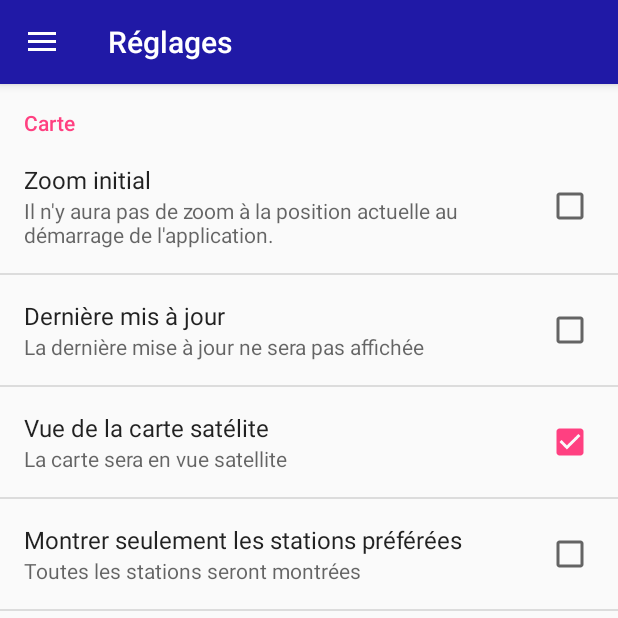
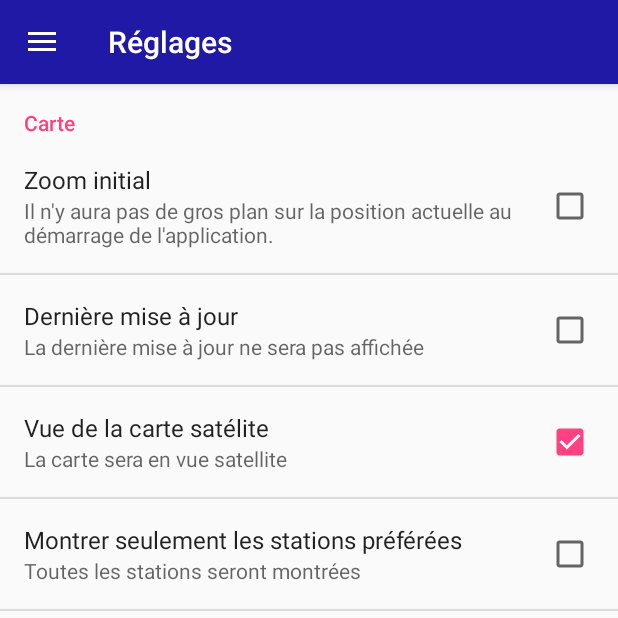
Before and after one commit to systemallica/Velib, an Android app: the fragment SettingsFragment placed in its activity, in the side drawer, after a tap on "Enlever les publicités", on a phone screen of 412 x 824 dp, the top half of it. Run offline under Robolectric (Android 15) with nearby library versions, the phone set to English and light mode, and no system bars; our stand-ins replace AdMob, ButterKnife; libraries missing offline, so code that uses them is left out: com.example.android, com.google.maps.android, com.spark.submitbutton; 2 statements that could not run were skipped.

Commit message:
Text fixes.

```diff
--- a/app/src/main/res/values/strings.xml
+++ b/app/src/main/res/values/strings.xml
@@ -40,7 +40,7 @@
     <string name="version">Version</string>
     <string name="ad_restore_hint">Oh&#8230; :( Si un jour tu changes d\'avis, il suffit de clicker sur le bouton à nouveau! </string>
     <string name="ad_restore">Rétablir les publicités</string>
-    <string name="ad_remove_hint">Ce bouton enlevera les publicités pour toujours, mais, si tu aimes mon application, laisse-lez activées s\'il te plaît, ils m\'aident à continuer à travailler sur elle.</string>
+    <string name="ad_remove_hint">Ce bouton enlevera les publicités pour toujours, mais, si tu aimes mon application, laisse-lez activées s\'il te plaît, elles m\'aident à continuer à travailler sur elle.</string>
     <string name="descStar">Icône étoile</string>
     <string name="load_lanes">Chargement des voies cyclables&#8230;</string>
     <string name="load_stations">Chargement des stations&#8230;</string>
@@ -49,8 +49,8 @@
     <string name="initialZoom">Zoom initial</string>
     <string name="no_internet">Il n\'y a pas de connection internet.</string>
     <string name="no_internet_message">L\'application ne fonctionnera pas sans internet. Connecte-toi et redémarrela.</string>
-    <string name="pref_initialZoom_summary_off">Il n\'y aura pas de zoom à la position actuelle au démarrage de l\'application.</string>
-    <string name="pref_initialZoom_summary_on">Au démarrage de l\'application, il y aura un zoom à la position actuelle.</string>
+    <string name="pref_initialZoom_summary_off">Il n\'y aura pas de gros plan sur la position actuelle au démarrage de l\'application.</string>
+    <string name="pref_initialZoom_summary_on">Au démarrage de l\'application, il y aura un gros plan sur la position actuelle.</string>
     <string name="update_available">Mise à jour disponible</string>
     <string name="update_message">Veux-tu mettre à jour l\'application?</string>
     <string name="update_never">Jamais</string>
@@ -82,7 +82,7 @@
     <string name="donator_thanks">Merci pour ta donation. Profite de l\'appli sans pubs et en sachant que tu m\'as aidé!</string>
     <string name="purchase_failed">Oh, quelque chose n\'a pas marché pendant l\'achat! :(</string>
     <string name="purchase_success">Merci beaucoup pour ta donation! :D</string>
-    <string name="license">Licence OK</string>
+    <string name="license">Licence ok</string>
     <string name="bikeLanes">Pistes cyclables par défaut</string>
     <string name="pref_bikeLanes_summary_off">Les pistes cyclables ne seront pas montreés par défaut</string>
     <string name="pref_bikeLanes_summary_on">Les pistes cyclables seront montreés par défaut</string>
@@ -90,11 +90,11 @@
     <string name="last_updated">Dernière mise à jour:</string>
     <string name="pref_lastUpdated_summary_on">La dernière mise à jour sera affichée</string>
     <string name="pref_lastUpdated_summary_off">La dernière mise à jour ne sera pas affichée</string>
-    <string name="lastUpdated">Dernière mis à jour</string>
+    <string name="lastUpdated">Dernière mise à jour</string>
     <string name="closed">Station fermée</string>
     <string name="alpha_title">Version alpha</string>
     <string name="alpha_message">Atention! Tu est en train d\'utiliser una version alpha. Ça peut être instable.</string>
-    <string name="data_old">Les données n\'ont pas été mis a jour récemment,</string>
+    <string name="data_old">Les données n\'ont pas été mises a jour récemment,</string>
     <string name="data_unreliable">il est possible qu\'elles ne coïncident pas avec la réalité</string>
     <string name="zoom_in">Zoomez pour voire les stations</string>
 </resources>
```
Also changed, not shown: 1 other file.
